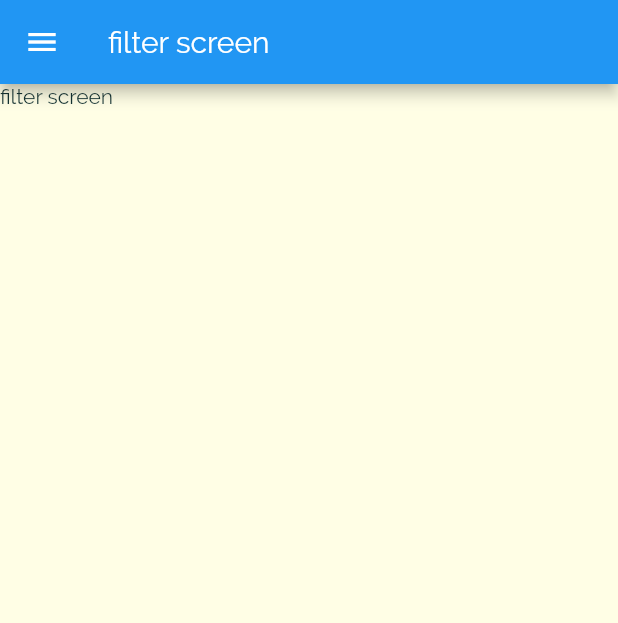
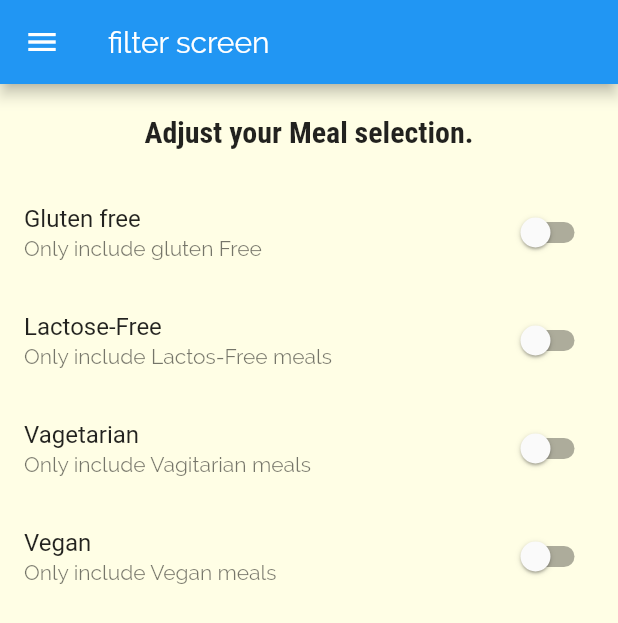
Before and after one commit to mahin1995/meal-app-udemy, a Flutter app: the FilterScreen screen opened by its route, on a phone screen of 412 x 824 dp. Shown: the top 623 px of the screen. Run offline on Flutter 3.47's test engine with Material 2 defaults, Android fonts, the light colour scheme and no system bars.

Commit message:
from office pc

```diff
--- a/lib/screen/filters_screen.dart
+++ b/lib/screen/filters_screen.dart
@@ -1,20 +1,70 @@
 import 'package:flutter/material.dart';
 import '../widgets/main_drwer.dart';
 
-class FilterScreen extends StatelessWidget {
+class FilterScreen extends StatefulWidget {
   static const routeName = '/filters';
-  // const FilterScreen({Key? key}) : super(key: key);
+
+  @override
+  _FilterScreenState createState() => _FilterScreenState();
+}
+
+class _FilterScreenState extends State<FilterScreen> {
+  var _glutenFree = false;
+  var _vegetarian = false;
+  var _vegan = false;
+  var _lactosFree = false;
+
+  Widget _buildSwitchListTitle(String title, String description, bool currentValue, updateValue) {
+    return SwitchListTile(
+      title: Text(title),
+      value: currentValue,
+      onChanged: updateValue,
+      subtitle: Text(description),
+    );
+  }
 
   @override
   Widget build(BuildContext context) {
     return Scaffold(
-      appBar: AppBar(
-        title: Text("filter screen"),
-      ),
-      drawer: MainDrwer(),
-      body: Container(
-        child: Text("filter screen"),
-      ),
-    );
+        appBar: AppBar(
+          title: Text("filter screen"),
+        ),
+        drawer: MainDrwer(),
+        body: Column(
+          children: [
+            Container(
+              padding: EdgeInsets.all(20),
+              child: Text(
+                "Adjust your Meal selection.",
+                style: Theme.of(context).textTheme.title,
+              ),
+            ),
+            Expanded(
+                child: ListView(
+              children: [
+                _buildSwitchListTitle('Gluten free', "Only include gluten Free", _glutenFree, (bool newValue) {
+                  setState(() {
+                    _glutenFree = newValue;
+                  });
+                }),
+                _buildSwitchListTitle('Lactose-Free', "Only include Lactos-Free meals", _lactosFree, (bool newValue) {
+                  setState(() {
+                    _lactosFree = newValue;
+                  });
+                }),
+                _buildSwitchListTitle('Vagetarian', "Only include Vagitarian meals", _vegetarian, (bool newValue) {
+                  setState(() {
+                    _vegetarian = newValue;
+                  });
+                }),
+                _buildSwitchListTitle('Vegan', "Only include Vegan meals", _vegan, (bool newValue) {
+                  setState(() {
+                    _vegan = newValue;
+                  });
+                }),
+              ],
+            ))
+          ],
+        ));
   }
 }
```
